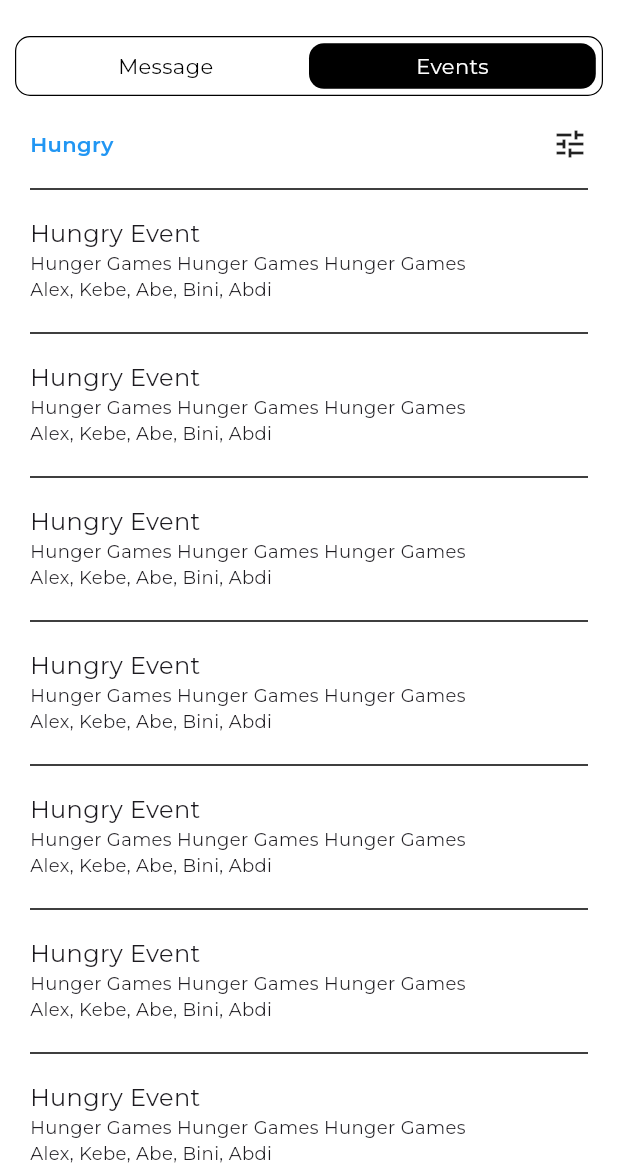
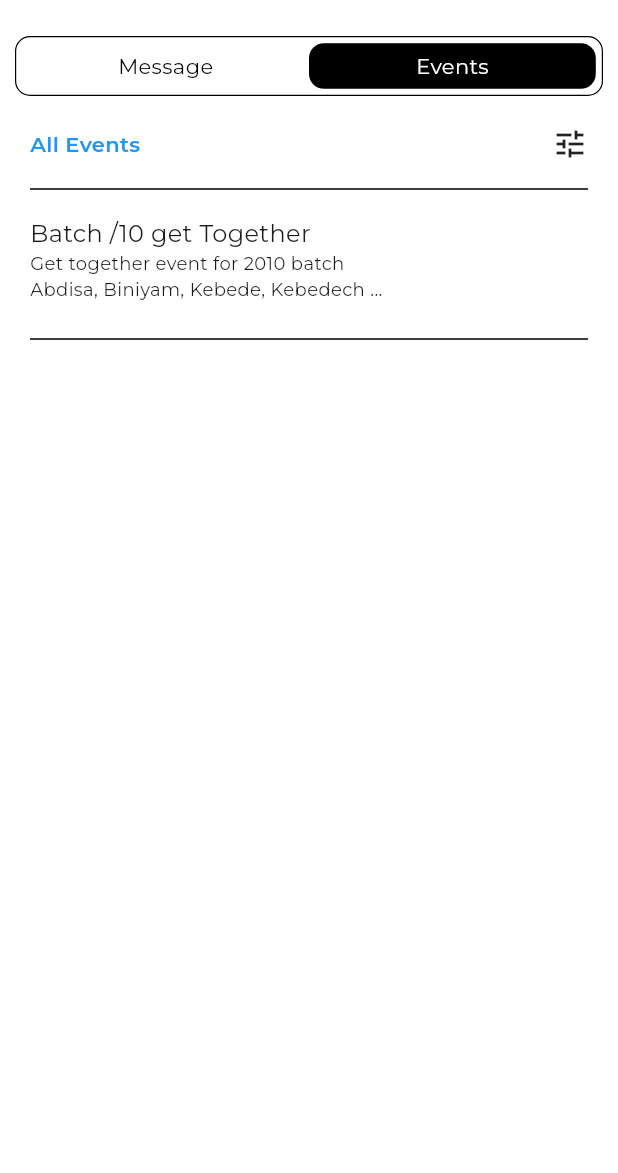
Before and after one commit to abdisaongithub/dating_app, a Flutter app: the ChatScreen screen opened directly, after a tap on "Events", on a phone screen of 412 x 824 dp, the part 63-1236 px from its top. Run offline on Flutter 3.47's test engine with Material 3 defaults, Android fonts, the phone set to English and light mode, and no system bars; our stand-ins replace flutter_riverpod, flutter_secure_storage, google_fonts, icons_plus, swipe_cards; missing offline and left inert: flutter_multi_slider; accounts and stored records are empty.

Commit message:
got it running. took screenshots

```diff
--- a/lib/Chat/events_page.dart
+++ b/lib/Chat/events_page.dart
@@ -9,6 +9,19 @@ class EventsPage extends StatefulWidget {
 }
 
 class _EventsPageState extends State<EventsPage> {
+
+  List<EventData> events =[
+    EventData(title: 'Batch /10 get Together', description: 'Get together event for 2010 batch', guests: 'Abdisa, Biniyam, Kebede, Kebedech ...'),
+    // EventData(title: '', description: '', guests: ''),
+    // EventData(title: '', description: '', guests: ''),
+    // EventData(title: '', description: '', guests: ''),
+    // EventData(title: '', description: '', guests: ''),
+    // EventData(title: '', description: '', guests: ''),
+    // EventData(title: '', description: '', guests: ''),
+    // EventData(title: '', description: '', guests: ''),
+    // EventData(title: '', description: '', guests: ''),
+  ];
+
   @override
   Widget build(BuildContext context) {
     return Container(
@@ -26,7 +39,7 @@ class _EventsPageState extends State<EventsPage> {
               children: [
                 GestureDetector(
                   child: const Text(
-                    'Hungry',
+                    'All Events',
                     style: TextStyle(
                       color: Colors.blue,
                       fontWeight: FontWeight.w600,
@@ -46,72 +59,25 @@ class _EventsPageState extends State<EventsPage> {
           Expanded(
             child: ListView(
               scrollDirection: Axis.vertical,
-              children: const [
+              children: [
                 Divider(
                   color: Colors.black,
                   indent: 20,
                   endIndent: 20,
                 ),
-                EventListTile(),
-                Divider(
-                  color: Colors.black,
-                  indent: 20,
-                  endIndent: 20,
-                ),
-                EventListTile(),
-                Divider(
-                  color: Colors.black,
-                  indent: 20,
-                  endIndent: 20,
-                ),
-                EventListTile(),
-                Divider(
-                  color: Colors.black,
-                  indent: 20,
-                  endIndent: 20,
-                ),
-                EventListTile(),
-                Divider(
-                  color: Colors.black,
-                  indent: 20,
-                  endIndent: 20,
-                ),
-                EventListTile(),
-                Divider(
-                  color: Colors.black,
-                  indent: 20,
-                  endIndent: 20,
-                ),
-                EventListTile(),
-                Divider(
-                  color: Colors.black,
-                  indent: 20,
-                  endIndent: 20,
-                ),
-                EventListTile(),
-                Divider(
-                  color: Colors.black,
-                  indent: 20,
-                  endIndent: 20,
-                ),
-                EventListTile(),
-                Divider(
-                  color: Colors.black,
-                  indent: 20,
-                  endIndent: 20,
-                ),
-                EventListTile(),
-                Divider(
-                  color: Colors.black,
-                  indent: 20,
-                  endIndent: 20,
-                ),
-                EventListTile(),
-                Divider(
-                  color: Colors.black,
-                  indent: 20,
-                  endIndent: 20,
-                ),
+                for(var event in events)
+                  Column(
+                    mainAxisSize: MainAxisSize.min,
+                    children: [
+                      EventListTile(eventData: event),
+                      const Divider(
+                        color: Colors.black,
+                        indent: 20,
+                        endIndent: 20,
+                      ),
+                    ],
+                  ),
+
               ],
             ),
           ),
@@ -123,8 +89,11 @@ class _EventsPageState extends State<EventsPage> {
 
 class EventListTile extends StatelessWidget {
   const EventListTile({
-    Key? key,
-  }) : super(key: key);
+    super.key, required this.eventData,
+  });
+
+  final EventData eventData;
+
 
   @override
   Widget build(BuildContext context) {
@@ -134,7 +103,7 @@ class EventListTile extends StatelessWidget {
         horizontal: 20,
       ),
       width: MediaQuery.of(context).size.width,
-      height: 60,
+      height: 64,
       decoration: const BoxDecoration(
           // color: Colors.grey,
           // borderRadius: BorderRadius.circular(10),
@@ -144,22 +113,22 @@ class EventListTile extends StatelessWidget {
         children: [
           Column(
             crossAxisAlignment: CrossAxisAlignment.start,
-            children: const [
+            children: [
               Text(
-                'Hungry Event',
-                style: TextStyle(
+                eventData.title,
+                style: const TextStyle(
                   fontSize: 16,
                 ),
               ),
               Text(
-                'Hunger Games Hunger Games Hunger Games ',
-                style: TextStyle(
+                eventData.description,
+                style: const TextStyle(
                   fontSize: 12,
                 ),
               ),
               Text(
-                'Alex, Kebe, Abe, Bini, Abdi',
-                style: TextStyle(
+                eventData.guests,
+                style: const TextStyle(
                   fontSize: 12,
                 ),
               ),
@@ -169,6 +138,14 @@ class EventListTile extends StatelessWidget {
       ),
     );
   }
+}
+
+class EventData{
+  final String title;
+  final String description;
+  final String guests;
+
+  EventData({required this.title, required this.description, required this.guests});
 }
 
 class FilterEvents extends StatefulWidget {
--- a/lib/Chat/messages_page.dart
+++ b/lib/Chat/messages_page.dart
@@ -58,60 +58,6 @@ class _MessagesPageState extends State<MessagesPage> {
                   indent: 20,
                   endIndent: 20,
                 ),
-                MessageListTile(),
-                Divider(
-                  color: Colors.black,
-                  indent: 20,
-                  endIndent: 20,
-                ),
-                MessageListTile(),
-                Divider(
-                  color: Colors.black,
-                  indent: 20,
-                  endIndent: 20,
-                ),
-                MessageListTile(),
-                Divider(
-                  color: Colors.black,
-                  indent: 20,
-                  endIndent: 20,
-                ),
-                MessageListTile(),
-                Divider(
-                  color: Colors.black,
-                  indent: 20,
-                  endIndent: 20,
-                ),
-                MessageListTile(),
-                Divider(
-                  color: Colors.black,
-                  indent: 20,
-                  endIndent: 20,
-                ),
-                MessageListTile(),
-                Divider(
-                  color: Colors.black,
-                  indent: 20,
-                  endIndent: 20,
-                ),
-                MessageListTile(),
-                Divider(
-                  color: Colors.black,
-                  indent: 20,
-                  endIndent: 20,
-                ),
-                MessageListTile(),
-                Divider(
-                  color: Colors.black,
-                  indent: 20,
-                  endIndent: 20,
-                ),
-                MessageListTile(),
-                Divider(
-                  color: Colors.black,
-                  indent: 20,
-                  endIndent: 20,
-                ),
               ],
             ),
           ),
@@ -134,40 +80,41 @@ class MessageListTile extends StatelessWidget {
         horizontal: 20,
       ),
       width: MediaQuery.of(context).size.width,
-      height: 60,
+      height: 64,
       decoration: const BoxDecoration(
           // color: Colors.grey,
           // borderRadius: BorderRadius.circular(10),
           ),
-      child: Row(
+      child: const Row(
         mainAxisAlignment: MainAxisAlignment.start,
         children: [
-          const CircleAvatar(
+          CircleAvatar(
             radius: 30,
             backgroundImage: AssetImage('assets/images/landing.png'),
           ),
-          const SizedBox(
+          SizedBox(
             width: 20,
           ),
           Column(
             crossAxisAlignment: CrossAxisAlignment.start,
-            children: const [
+            children: [
               Text(
-                'Alex',
+                'Teddy',
                 style: TextStyle(
                   fontSize: 16,
                 ),
               ),
               Text(
-                'Alex Alex Alex Alex Alex Alex ',
+                'Addis Ababa, Bole',
                 style: TextStyle(
                   fontSize: 12,
                 ),
               ),
               Text(
-                'Alex',
+                'online',
                 style: TextStyle(
                   fontSize: 12,
+                  color: Colors.green,
                 ),
               ),
             ],
--- a/lib/Main/menu_screen.dart
+++ b/lib/Main/menu_screen.dart
@@ -50,11 +50,8 @@ class _MenuScreenState extends State<MenuScreen> {
     super.initState();
 
     WidgetsBinding.instance.addPostFrameCallback((timeStamp) {
-      setState(() {
       position = getButtonPosition(2, MediaQuery.of(context).size.width);
     });
-    });
-
   }
 
   @override
@@ -66,10 +63,10 @@ class _MenuScreenState extends State<MenuScreen> {
           onTap: () {
             setState(() {
               index = 0;
-              position = getButtonPosition(0, MediaQuery.of(context).size.width);
+              position =
+                  getButtonPosition(0, MediaQuery.of(context).size.width);
             });
           },
-          child: Container(
           child: const Visibility(
             visible: true,
             child: Icon(
@@ -79,13 +76,13 @@ class _MenuScreenState extends State<MenuScreen> {
           ),
         ),
       ),
-      ),
       Expanded(
         child: GestureDetector(
           onTap: () {
             setState(() {
               index = 1;
-              position = getButtonPosition(1, MediaQuery.of(context).size.width);
+              position =
+                  getButtonPosition(1, MediaQuery.of(context).size.width);
             });
           },
           child: const Visibility(
@@ -102,7 +99,8 @@ class _MenuScreenState extends State<MenuScreen> {
           onTap: () {
             setState(() {
               index = 2;
-              position = getButtonPosition(2, MediaQuery.of(context).size.width);
+              position =
+                  getButtonPosition(2, MediaQuery.of(context).size.width);
             });
           },
           child: const Visibility(
@@ -119,7 +117,8 @@ class _MenuScreenState extends State<MenuScreen> {
           onTap: () {
             setState(() {
               index = 3;
-              position = getButtonPosition(3, MediaQuery.of(context).size.width);
+              position =
+                  getButtonPosition(3, MediaQuery.of(context).size.width);
             });
           },
           child: const Visibility(
@@ -136,7 +135,8 @@ class _MenuScreenState extends State<MenuScreen> {
           onTap: () {
             setState(() {
               index = 4;
-              position = getButtonPosition(4, MediaQuery.of(context).size.width);
+              position =
+                  getButtonPosition(4, MediaQuery.of(context).size.width);
             });
           },
           child: const Visibility(
@@ -186,9 +186,6 @@ class _MenuScreenState extends State<MenuScreen> {
                           width: MediaQuery.of(context).size.width,
                           height: 60,
                           position: index,
-                          onChange: () {
-
-                          },
                         ),
                         clipBehavior: Clip.hardEdge,
                         child: Container(
@@ -250,13 +247,11 @@ class NotchClipper extends CustomClipper<Path> {
   final double width;
   final double height;
   final int position;
-  final Function() onChange;
 
   NotchClipper({
     required this.width,
     required this.height,
     required this.position,
-    required this.onChange,
   });
 
   getCenter(position) {
--- a/pubspec.yaml
+++ b/pubspec.yaml
@@ -13,7 +13,7 @@ dependencies:
     sdk: flutter
 
   cupertino_icons: ^1.0.6
-  google_fonts: ^6.1.0
+  google_fonts: 6.1.0
   flutter_riverpod: ^2.4.4
   icons_plus: ^4.0.0
   flutter_svg: ^2.0.7
```
Also changed, not shown: 4 other files. Lines whose indentation alone changed are shown as unchanged.
